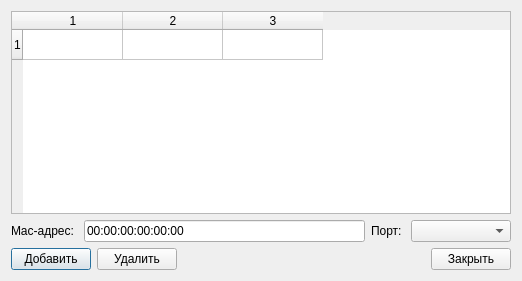
Above: ui/tableswitch.ui from Vortm4x/netemul before the change. Below: the same form after it.
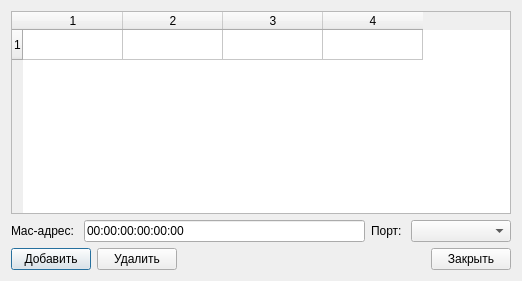
That is the form after the change. Icons and pictures are not drawn.

```diff
--- a/ui/tableswitch.ui
+++ b/ui/tableswitch.ui
@@ -32,12 +32,13 @@
       <number>1</number>
      </property>
      <property name="columnCount">
-      <number>3</number>
+      <number>4</number>
      </property>
      <row/>
      <column/>
      <column/>
      <column/>
+     <column/>
      <item row="0" column="0">
       <property name="text">
        <string/>
```
